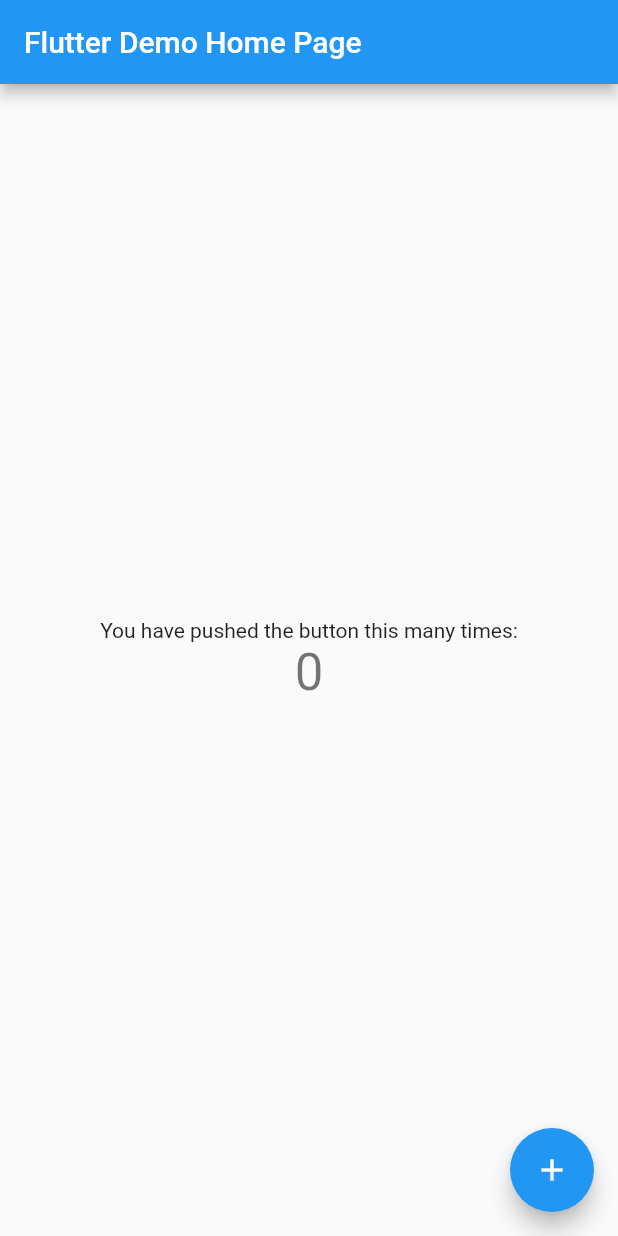
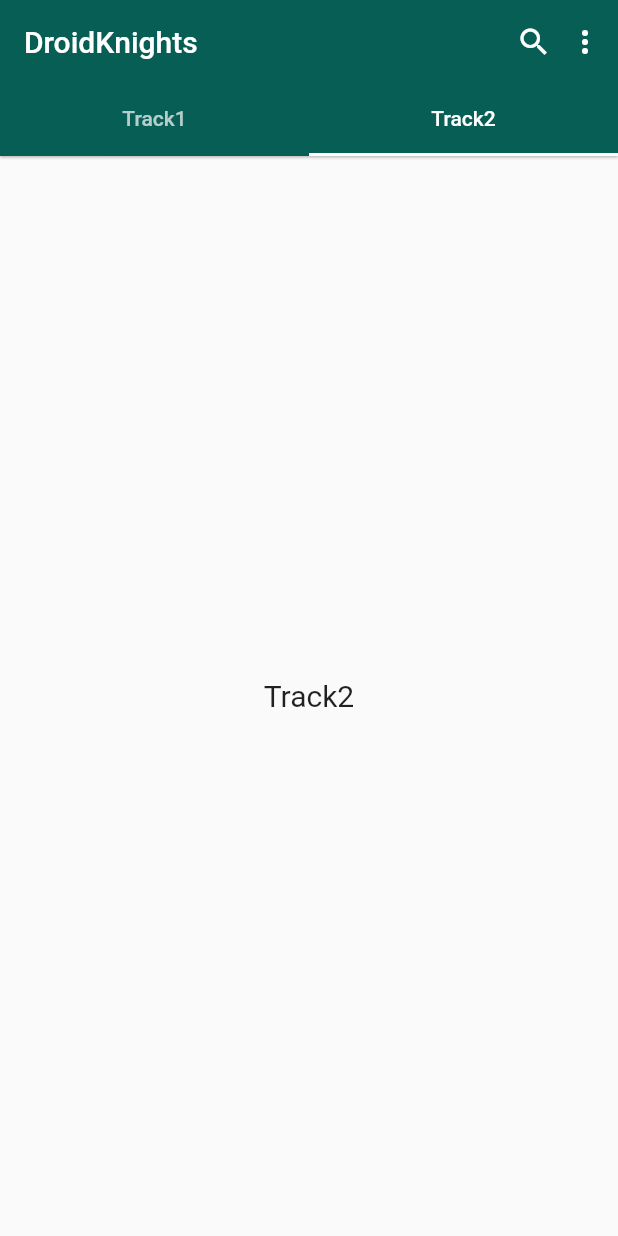
Before and after one commit to droidknights/DroidKnights-Festival-2019-flutter, a Flutter app: the screen it shows after launch, on a phone screen of 412 x 824 dp. Run offline on Flutter 3.47's test engine with Material 2 defaults, Android fonts, the phone set to English and light mode, and no system bars.

Commit message:
Add tabController - track1 / track2

```diff
--- /dev/null
+++ b/lib/droidknightsapp_home.dart
@@ -0,0 +1,60 @@
+import 'package:droidknights/pages/trackone_screen.dart';
+import 'package:droidknights/pages/tracktwo_screen.dart';
+import 'package:flutter/material.dart';
+
+class DroidknightsAppHome extends StatefulWidget {
+  @override
+  _DroidknightsAppHomeState createState() => new _DroidknightsAppHomeState();
+
+}
+
+class _DroidknightsAppHomeState extends State<DroidknightsAppHome>
+    with SingleTickerProviderStateMixin{
+
+  TabController _tabController;
+
+  @override
+  void initState() {
+    super.initState();
+    _tabController = new TabController(length: 3, vsync: this, initialIndex: 1);
+  }
+
+  @override
+  Widget build(BuildContext context) {
+    return new Scaffold(
+      appBar: new AppBar(
+        title: new Text("DroidKnights"),
+        elevation: 0.7,
+        bottom: new TabBar(
+            controller: _tabController,
+            indicatorColor: Colors.white,
+            tabs: <Widget>[
+              new Tab(text: "Track1",),
+              new Tab(text: "Track2"),
+            ]
+        ),
+        actions: <Widget>[
+          new Icon(Icons.search),
+          new Padding(padding: const EdgeInsets.symmetric(horizontal: 5.0)),
+          new Icon(Icons.more_vert),
+          new Padding(padding: const EdgeInsets.symmetric(horizontal: 5.0))
+        ],
+      ),
+      body: new TabBarView(
+          controller: _tabController,
+          children: <Widget>[
+            new TrackOneScreen(),
+            new TrackTwoScreen(),
+          ]
+      ),
+      /*floatingActionButton: new FloatingActionButton(
+        backgroundColor: Theme.of(context).accentColor,
+        child: new Icon(
+          Icons.message,
+          color: Colors.black,
+        ),
+        onPressed: ()=> print("open chats"),
+      ),*/
+    );
+  }
+}
--- a/lib/main.dart
+++ b/lib/main.dart
@@ -1,111 +1,19 @@
 import 'package:flutter/material.dart';
+import 'package:droidknights/droidknightsapp_home.dart';
 
-void main() => runApp(MyApp());
+void main() => runApp(new MyApp());
 
 class MyApp extends StatelessWidget {
-  // This widget is the root of your application.
   @override
   Widget build(BuildContext context) {
-    return MaterialApp(
-      title: 'Flutter Demo',
-      theme: ThemeData(
-        // This is the theme of your application.
-        //
-        // Try running your application with "flutter run". You'll see the
-        // application has a blue toolbar. Then, without quitting the app, try
-        // changing the primarySwatch below to Colors.green and then invoke
-        // "hot reload" (press "r" in the console where you ran "flutter run",
-        // or simply save your changes to "hot reload" in a Flutter IDE).
-        // Notice that the counter didn't reset back to zero; the application
-        // is not restarted.
-        primarySwatch: Colors.blue,
+    return new MaterialApp(
+      title: "DroidKnights",
+      theme: new ThemeData(
+          primaryColor: new Color(0xff075E54),
+          accentColor: new Color(0xff25D366)
       ),
-      home: MyHomePage(title: 'Flutter Demo Home Page'),
+      debugShowCheckedModeBanner: false,
+      home: new DroidknightsAppHome(),
     );
   }
 }
-
-class MyHomePage extends StatefulWidget {
-  MyHomePage({Key key, this.title}) : super(key: key);
-
-  // This widget is the home page of your application. It is stateful, meaning
-  // that it has a State object (defined below) that contains fields that affect
-  // how it looks.
-
-  // This class is the configuration for the state. It holds the values (in this
-  // case the title) provided by the parent (in this case the App widget) and
-  // used by the build method of the State. Fields in a Widget subclass are
-  // always marked "final".
-
-  final String title;
-
-  @override
-  _MyHomePageState createState() => _MyHomePageState();
-}
-
-class _MyHomePageState extends State<MyHomePage> {
-  int _counter = 0;
-
-  void _incrementCounter() {
-    setState(() {
-      // This call to setState tells the Flutter framework that something has
-      // changed in this State, which causes it to rerun the build method below
-      // so that the display can reflect the updated values. If we changed
-      // _counter without calling setState(), then the build method would not be
-      // called again, and so nothing would appear to happen.
-      _counter++;
-    });
-  }
-
-  @override
-  Widget build(BuildContext context) {
-    // This method is rerun every time setState is called, for instance as done
-    // by the _incrementCounter method above.
-    //
-    // The Flutter framework has been optimized to make rerunning build methods
-    // fast, so that you can just rebuild anything that needs updating rather
-    // than having to individually change instances of widgets.
-    return Scaffold(
-      appBar: AppBar(
-        // Here we take the value from the MyHomePage object that was created by
-        // the App.build method, and use it to set our appbar title.
-        title: Text(widget.title),
-      ),
-      body: Center(
-        // Center is a layout widget. It takes a single child and positions it
-        // in the middle of the parent.
-        child: Column(
-          // Column is also layout widget. It takes a list of children and
-          // arranges them vertically. By default, it sizes itself to fit its
-          // children horizontally, and tries to be as tall as its parent.
-          //
-          // Invoke "debug painting" (press "p" in the console, choose the
-          // "Toggle Debug Paint" action from the Flutter Inspector in Android
-          // Studio, or the "Toggle Debug Paint" command in Visual Studio Code)
-          // to see the wireframe for each widget.
-          //
-          // Column has various properties to control how it sizes itself and
-          // how it positions its children. Here we use mainAxisAlignment to
-          // center the children vertically; the main axis here is the vertical
-          // axis because Columns are vertical (the cross axis would be
-          // horizontal).
-          mainAxisAlignment: MainAxisAlignment.center,
-          children: <Widget>[
-            Text(
-              'You have pushed the button this many times:',
-            ),
-            Text(
-              '$_counter',
-              style: Theme.of(context).textTheme.display1,
-            ),
-          ],
-        ),
-      ),
-      floatingActionButton: FloatingActionButton(
-        onPressed: _incrementCounter,
-        tooltip: 'Increment',
-        child: Icon(Icons.add),
-      ), // This trailing comma makes auto-formatting nicer for build methods.
-    );
-  }
-}
--- /dev/null
+++ b/lib/pages/trackone_screen.dart
@@ -0,0 +1,13 @@
+import 'package:flutter/material.dart';
+
+class TrackOneScreen extends StatelessWidget{
+  @override
+  Widget build(BuildContext context) {
+    return new Center(
+      child: new Text(
+        "Track1",
+        style: new TextStyle(fontSize: 20.0),
+      ),
+    );
+  }
+}
--- /dev/null
+++ b/lib/pages/tracktwo_screen.dart
@@ -0,0 +1,13 @@
+import 'package:flutter/material.dart';
+
+class TrackTwoScreen extends StatelessWidget{
+  @override
+  Widget build(BuildContext context) {
+    return new Center(
+      child: new Text(
+        "Track2",
+        style: new TextStyle(fontSize: 20.0),
+      ),
+    );
+  }
+}
```
